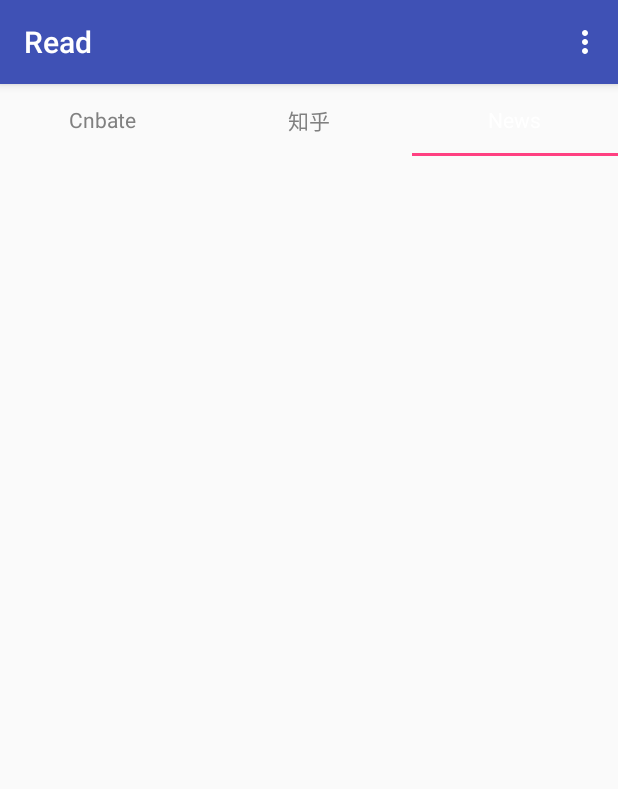
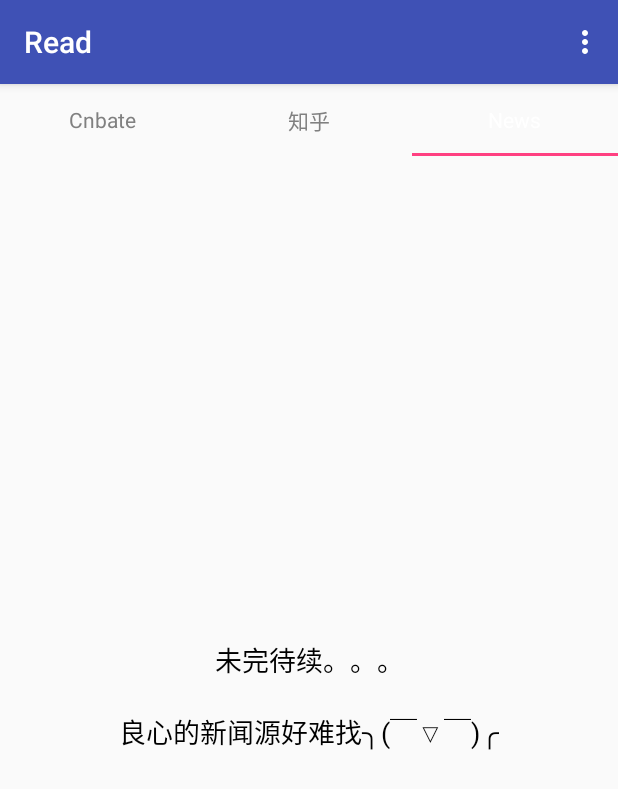
Before and after one commit to CodeIdeal/Read, an Android app: the screen it shows after launch (MainActivity), tab 3 chosen, on a phone screen of 412 x 824 dp. Shown: the top 789 px of the screen. Run offline under Robolectric (Android 15) with nearby library versions, the phone set to English and light mode, and no system bars; our stand-ins replace Picasso; libraries missing offline, so code that uses them is left out: me.relex.circleindicator; pictures from the network do not load; 1 statement that could not run was skipped.

Commit message:
为了找工作暂时停止实时新闻界面的开发

```diff
--- a/app/src/main/java/tk/cabana/read/fragment/NewsFragment.java
+++ b/app/src/main/java/tk/cabana/read/fragment/NewsFragment.java
@@ -1,4 +1,13 @@
 package tk.cabana.read.fragment;
+
+import android.os.Bundle;
+import android.support.annotation.Nullable;
+import android.view.LayoutInflater;
+import android.view.View;
+import android.view.ViewGroup;
+import android.widget.TextView;
+
+import tk.cabana.read.R;
 
 /**
  * Created by   KY on 2016/1/28.
@@ -15,5 +24,11 @@ package tk.cabana.read.fragment;
  * 更新描述:    TODO
  */
 public class NewsFragment extends android.support.v4.app.Fragment {
+    @Nullable
+    @Override
+    public View onCreateView(LayoutInflater inflater, ViewGroup container, Bundle savedInstanceState) {
+        View view = View.inflate(getContext(), R.layout.fragment_news,null);
 
+        return view;
+    }
 }
--- /dev/null
+++ b/app/src/main/res/layout/fragment_news.xml
@@ -0,0 +1,17 @@
+<?xml version="1.0" encoding="utf-8"?>
+<android.support.v4.widget.SwipeRefreshLayout xmlns:android="http://schemas.android.com/apk/res/android"
+    android:orientation="vertical" android:layout_width="match_parent"
+    android:layout_height="match_parent">
+    <RelativeLayout
+        android:layout_width="match_parent"
+        android:layout_height="match_parent">
+        <TextView
+            android:layout_width="wrap_content"
+            android:layout_height="wrap_content"
+            android:layout_centerInParent="true"
+            android:textSize="18sp"
+            android:textColor="#000000"
+            android:gravity="center"
+            android:text="未完待续。。。\n\n良心的新闻源好难找╮(￣▽￣)╭"/>
+    </RelativeLayout>
+</android.support.v4.widget.SwipeRefreshLayout>
```
